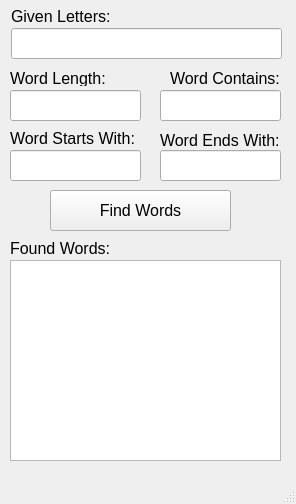
The window that scrabblewordfinder.ui (AFunProgrammer/ScrabbleWordFinder) describes before a commit, drawn with Qt 5.
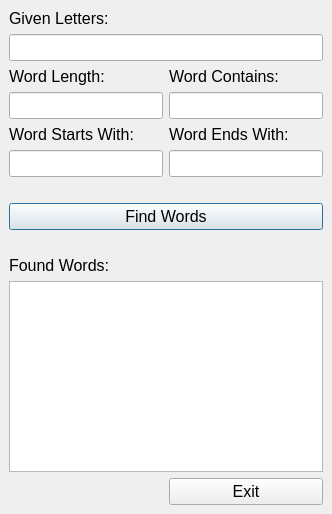
The same window after the commit.

```diff
--- a/scrabblewordfinder.ui
+++ b/scrabblewordfinder.ui
@@ -6,73 +6,92 @@
    <rect>
     <x>0</x>
     <y>0</y>
-    <width>296</width>
-    <height>504</height>
+    <width>332</width>
+    <height>514</height>
    </rect>
   </property>
+  <property name="font">
+   <font>
+    <pointsize>12</pointsize>
+   </font>
+  </property>
+  <property name="contextMenuPolicy">
+   <enum>Qt::NoContextMenu</enum>
+  </property>
+  <property name="acceptDrops">
+   <bool>true</bool>
+  </property>
   <property name="windowTitle">
    <string>ScrabbleWordFinder</string>
   </property>
   <widget class="QWidget" name="centralwidget">
-   <widget class="QLineEdit" name="txtEnd">
-    <property name="geometry">
-     <rect>
-      <x>160</x>
-      <y>150</y>
-      <width>121</width>
-      <height>31</height>
-     </rect>
-    </property>
-    <property name="font">
-     <font>
-      <pointsize>12</pointsize>
-     </font>
-    </property>
-    <property name="placeholderText">
-     <string/>
-    </property>
-   </widget>
-   <widget class="QLineEdit" name="txtLetters">
-    <property name="geometry">
-     <rect>
-      <x>11</x>
-      <y>28</y>
-      <width>271</width>
-      <height>31</height>
-     </rect>
-    </property>
+   <property name="enabled">
+    <bool>true</bool>
+   </property>
+   <property name="contextMenuPolicy">
+    <enum>Qt::NoContextMenu</enum>
+   </property>
+   <layout class="QGridLayout" name="gridLayout_2">
+    <item row="0" column="0">
+     <layout class="QGridLayout" name="gridLayout">
+      <item row="9" column="0" colspan="2">
+       <widget class="QPushButton" name="btnFind">
+        <property name="sizePolicy">
+         <sizepolicy hsizetype="Expanding" vsizetype="Fixed">
+          <horstretch>0</horstretch>
+          <verstretch>0</verstretch>
+         </sizepolicy>
+        </property>
     <property name="font">
      <font>
       <pointsize>12</pointsize>
      </font>
     </property>
-    <property name="placeholderText">
-     <string/>
-    </property>
-   </widget>
+        <property name="text">
+         <string>Find Words</string>
+        </property>
+        <property name="default">
+         <bool>true</bool>
+        </property>
+        <property name="flat">
+         <bool>false</bool>
+        </property>
+       </widget>
+      </item>
+      <item row="13" column="0" colspan="2">
    <widget class="QTreeView" name="trvFound">
-    <property name="geometry">
-     <rect>
-      <x>10</x>
-      <y>260</y>
-      <width>271</width>
-      <height>201</height>
-     </rect>
-    </property>
+        <property name="font">
+         <font>
+          <pointsize>12</pointsize>
+         </font>
+        </property>
+       </widget>
+      </item>
+      <item row="2" column="0">
+       <widget class="QLabel" name="lblLength">
+        <property name="sizePolicy">
+         <sizepolicy hsizetype="Preferred" vsizetype="Fixed">
+          <horstretch>0</horstretch>
+          <verstretch>0</verstretch>
+         </sizepolicy>
+        </property>
     <property name="font">
      <font>
       <pointsize>12</pointsize>
      </font>
     </property>
-   </widget>
-   <widget class="QLabel" name="lblEnds">
-    <property name="geometry">
-     <rect>
-      <x>160</x>
-      <y>130</y>
-      <width>121</width>
-      <height>20</height>
-     </rect>
+        <property name="text">
+         <string>Word Length:</string>
+        </property>
+       </widget>
+      </item>
+      <item row="11" column="0">
+       <widget class="QLabel" name="lblFound">
+        <property name="sizePolicy">
+         <sizepolicy hsizetype="Preferred" vsizetype="Fixed">
+          <horstretch>0</horstretch>
+          <verstretch>0</verstretch>
+         </sizepolicy>
     </property>
     <property name="font">
      <font>
@@ -80,18 +99,24 @@
      </font>
     </property>
     <property name="text">
-     <string>Word Ends With:</string>
-    </property>
-   </widget>
+         <string>Found Words:</string>
+        </property>
+       </widget>
+      </item>
+      <item row="5" column="0">
+       <widget class="QLineEdit" name="txtLength">
+        <property name="font">
+         <font>
+          <pointsize>12</pointsize>
+         </font>
+        </property>
+        <property name="placeholderText">
+         <string/>
+        </property>
+       </widget>
+      </item>
+      <item row="7" column="0">
    <widget class="QLineEdit" name="txtStart">
-    <property name="geometry">
-     <rect>
-      <x>10</x>
-      <y>150</y>
-      <width>131</width>
-      <height>31</height>
-     </rect>
-    </property>
     <property name="font">
      <font>
       <pointsize>12</pointsize>
@@ -101,14 +126,30 @@
      <string/>
     </property>
    </widget>
+      </item>
+      <item row="8" column="0">
+       <spacer name="verticalSpacer">
+        <property name="orientation">
+         <enum>Qt::Vertical</enum>
+        </property>
+        <property name="sizeType">
+         <enum>QSizePolicy::Fixed</enum>
+        </property>
+        <property name="sizeHint" stdset="0">
+         <size>
+          <width>20</width>
+          <height>20</height>
+         </size>
+        </property>
+       </spacer>
+      </item>
+      <item row="0" column="0">
    <widget class="QLabel" name="lblLetters">
-    <property name="geometry">
-     <rect>
-      <x>11</x>
-      <y>8</y>
-      <width>101</width>
-      <height>16</height>
-     </rect>
+        <property name="sizePolicy">
+         <sizepolicy hsizetype="Preferred" vsizetype="Fixed">
+          <horstretch>0</horstretch>
+          <verstretch>0</verstretch>
+         </sizepolicy>
     </property>
     <property name="font">
      <font>
@@ -119,14 +160,42 @@
      <string>Given Letters:</string>
     </property>
    </widget>
+      </item>
+      <item row="7" column="1">
+       <widget class="QLineEdit" name="txtEnd">
+        <property name="font">
+         <font>
+          <pointsize>12</pointsize>
+         </font>
+        </property>
+        <property name="placeholderText">
+         <string/>
+        </property>
+       </widget>
+      </item>
+      <item row="10" column="0">
+       <spacer name="verticalSpacer_2">
+        <property name="orientation">
+         <enum>Qt::Vertical</enum>
+        </property>
+        <property name="sizeType">
+         <enum>QSizePolicy::Fixed</enum>
+        </property>
+        <property name="sizeHint" stdset="0">
+         <size>
+          <width>20</width>
+          <height>20</height>
+         </size>
+        </property>
+       </spacer>
+      </item>
+      <item row="6" column="0">
    <widget class="QLabel" name="lblStarts">
-    <property name="geometry">
-     <rect>
-      <x>10</x>
-      <y>130</y>
-      <width>131</width>
-      <height>16</height>
-     </rect>
+        <property name="sizePolicy">
+         <sizepolicy hsizetype="Preferred" vsizetype="Fixed">
+          <horstretch>0</horstretch>
+          <verstretch>0</verstretch>
+         </sizepolicy>
     </property>
     <property name="font">
      <font>
@@ -137,51 +206,9 @@
      <string>Word Starts With:</string>
     </property>
    </widget>
-   <widget class="QLabel" name="lblFound">
-    <property name="geometry">
-     <rect>
-      <x>10</x>
-      <y>240</y>
-      <width>111</width>
-      <height>16</height>
-     </rect>
-    </property>
-    <property name="font">
-     <font>
-      <pointsize>12</pointsize>
-     </font>
-    </property>
-    <property name="text">
-     <string>Found Words:</string>
-    </property>
-   </widget>
-   <widget class="QPushButton" name="btnFind">
-    <property name="geometry">
-     <rect>
-      <x>50</x>
-      <y>190</y>
-      <width>181</width>
-      <height>41</height>
-     </rect>
-    </property>
-    <property name="font">
-     <font>
-      <pointsize>12</pointsize>
-     </font>
-    </property>
-    <property name="text">
-     <string>Find Words</string>
-    </property>
-   </widget>
+      </item>
+      <item row="5" column="1">
    <widget class="QLineEdit" name="txtContains">
-    <property name="geometry">
-     <rect>
-      <x>160</x>
-      <y>90</y>
-      <width>121</width>
-      <height>31</height>
-     </rect>
-    </property>
     <property name="font">
      <font>
       <pointsize>12</pointsize>
@@ -191,32 +218,32 @@
      <string/>
     </property>
    </widget>
-   <widget class="QLineEdit" name="txtLength">
-    <property name="geometry">
-     <rect>
-      <x>10</x>
-      <y>90</y>
-      <width>131</width>
-      <height>31</height>
-     </rect>
+      </item>
+      <item row="6" column="1">
+       <widget class="QLabel" name="lblEnds">
+        <property name="sizePolicy">
+         <sizepolicy hsizetype="Preferred" vsizetype="Fixed">
+          <horstretch>0</horstretch>
+          <verstretch>0</verstretch>
+         </sizepolicy>
     </property>
     <property name="font">
      <font>
       <pointsize>12</pointsize>
      </font>
     </property>
-    <property name="placeholderText">
-     <string/>
-    </property>
-   </widget>
+        <property name="text">
+         <string>Word Ends With:</string>
+        </property>
+       </widget>
+      </item>
+      <item row="2" column="1">
    <widget class="QLabel" name="lblContains">
-    <property name="geometry">
-     <rect>
-      <x>170</x>
-      <y>70</y>
-      <width>111</width>
-      <height>16</height>
-     </rect>
+        <property name="sizePolicy">
+         <sizepolicy hsizetype="Preferred" vsizetype="Fixed">
+          <horstretch>0</horstretch>
+          <verstretch>0</verstretch>
+         </sizepolicy>
     </property>
     <property name="font">
      <font>
@@ -227,46 +254,31 @@
      <string>Word Contains:</string>
     </property>
    </widget>
-   <widget class="QLabel" name="lblLength">
-    <property name="geometry">
-     <rect>
-      <x>10</x>
-      <y>70</y>
-      <width>111</width>
-      <height>16</height>
-     </rect>
-    </property>
+      </item>
+      <item row="1" column="0" colspan="2">
+       <widget class="QLineEdit" name="txtLetters">
     <property name="font">
      <font>
       <pointsize>12</pointsize>
      </font>
     </property>
+        <property name="placeholderText">
+         <string/>
+        </property>
+       </widget>
+      </item>
+      <item row="14" column="1">
+       <widget class="QPushButton" name="btnExit">
     <property name="text">
-     <string>Word Length:</string>
-    </property>
-   </widget>
+         <string>Exit</string>
+        </property>
+       </widget>
+      </item>
+     </layout>
+    </item>
+   </layout>
   </widget>
-  <widget class="QMenuBar" name="menubar">
-   <property name="geometry">
-    <rect>
-     <x>0</x>
-     <y>0</y>
-     <width>296</width>
-     <height>20</height>
-    </rect>
-   </property>
-  </widget>
-  <widget class="QStatusBar" name="statusbar"/>
- </widget>
- <tabstops>
-  <tabstop>txtLetters</tabstop>
-  <tabstop>txtLength</tabstop>
-  <tabstop>txtContains</tabstop>
-  <tabstop>txtStart</tabstop>
-  <tabstop>txtEnd</tabstop>
-  <tabstop>btnFind</tabstop>
-  <tabstop>trvFound</tabstop>
- </tabstops>
+ </widget>
  <resources/>
  <connections/>
 </ui>
```
Lines whose indentation alone changed are shown as unchanged.
